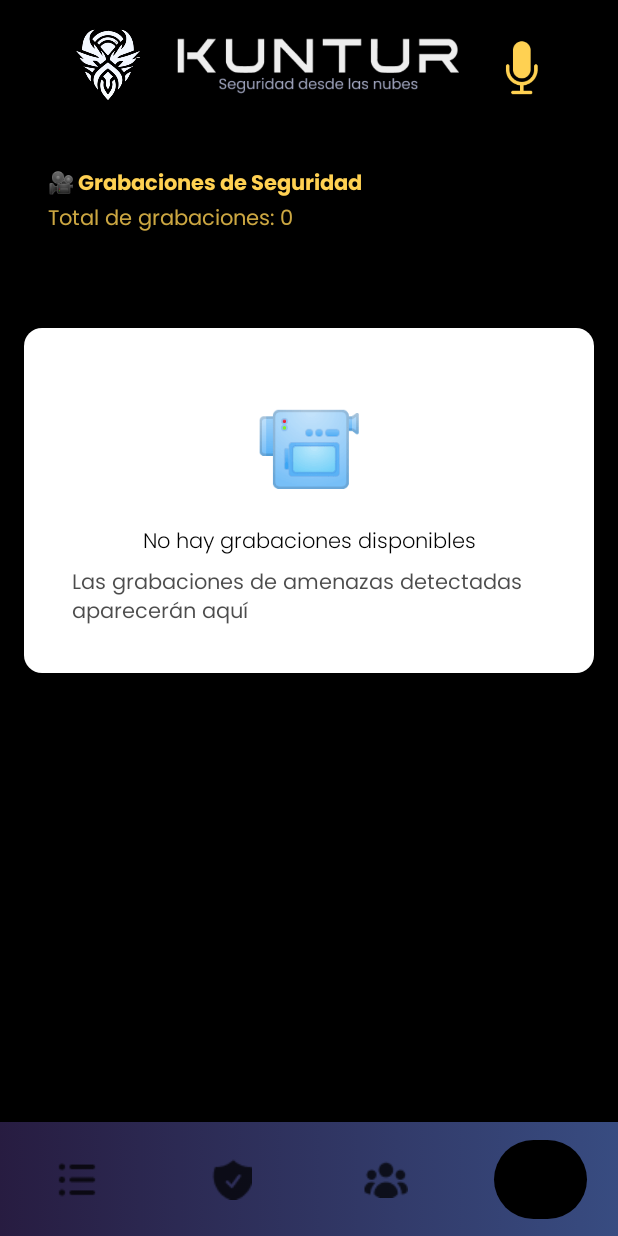
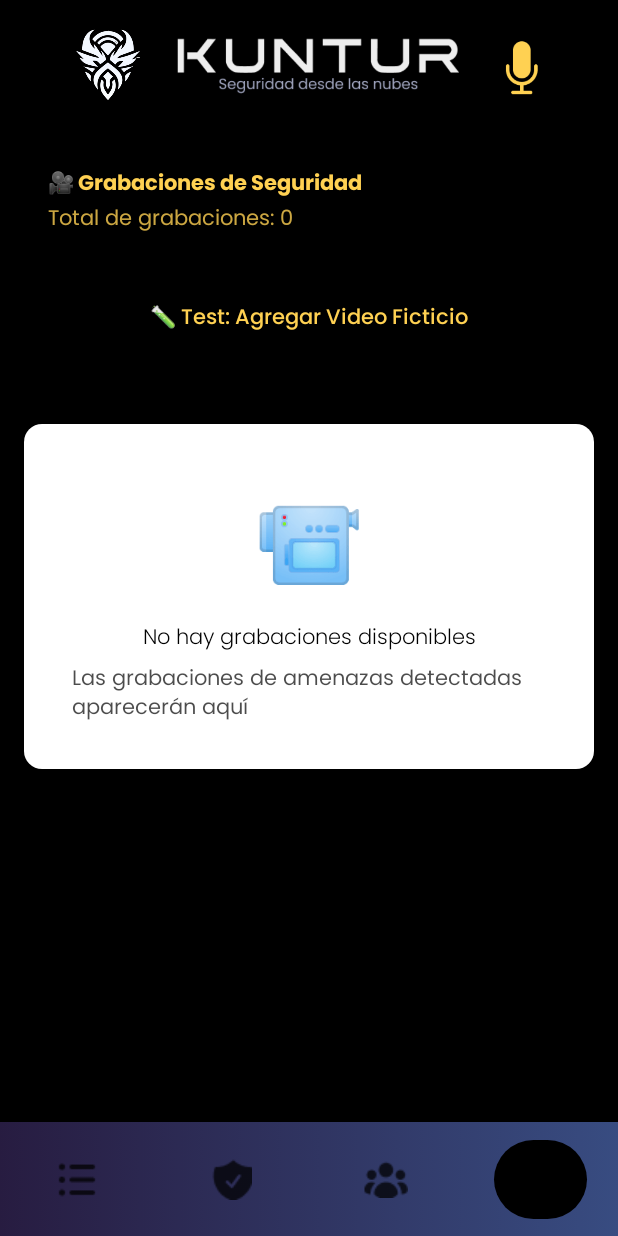
Before and after one commit to KartLinux/Kuntur_Detector_v3, an Android app built with Jetpack Compose: the MapPage screen opened through its navigation route, on a phone screen of 412 x 824 dp. Run offline under Robolectric (Android 15) with nearby library versions, the light colour scheme and no system bars; our stand-ins replace accompanist.

Commit message:
(Update): mejoras en el front HOME.

```diff
--- a/app/src/main/java/com/denicks21/speechandtext/navigation/NavGraph.kt
+++ b/app/src/main/java/com/denicks21/speechandtext/navigation/NavGraph.kt
@@ -18,6 +18,7 @@ import com.denicks21.speechandtext.screen.*
 import com.denicks21.speechandtext.ui.camera.CameraPreviewScreen
 import com.denicks21.speechandtext.ui.composables.AppBottomBar
 import com.denicks21.speechandtext.ui.composables.AppTopBar
+import com.denicks21.speechandtext.util.KunturLogger
 import com.denicks21.speechandtext.viewmodel.SpeechToTextViewModel
 import com.denicks21.speechandtext.viewmodel.VideoViewModel
 
@@ -31,6 +32,9 @@ fun NavGraph(
     viewModel: SpeechToTextViewModel
 ) {
     val videoViewModel: VideoViewModel = viewModel(LocalContext.current as MainActivity)
+
+    // Debug: Log video count on navigation changes
+    KunturLogger.d("NavGraph - VideoViewModel has ${videoViewModel.videos.size} videos", "NAV_GRAPH")
 
     Scaffold(
         topBar    = { AppTopBar() },
@@ -47,10 +51,13 @@ fun NavGraph(
                 composable(NavScreens.HomePage.route) {
                     // ▶ quien sí conoce el ViewModel lo inyecta aquí:
                     val vm: MainActivity = (LocalContext.current as MainActivity)
+                    val threatAnalysis by viewModel.threatAnalysis.collectAsState()
+
                     HomePage(
                         speechInputFlow = vm.speechInput,
                         isListening = listeningState.value,
                         isManualMode = viewModel.isManualMode,
+                        threatAnalysisResponse = threatAnalysis, // ✅ PASAR LA RESPUESTA DE AMENAZA
                         onToggleListening = {
                             if (listeningState.value) stopListening() else startListening()
                         },
--- a/app/src/main/java/com/denicks21/speechandtext/screen/HomePage.kt
+++ b/app/src/main/java/com/denicks21/speechandtext/screen/HomePage.kt
@@ -9,6 +9,9 @@ import androidx.compose.foundation.shape.RoundedCornerShape
 import androidx.compose.foundation.verticalScroll
 import androidx.compose.material.*
 import androidx.compose.runtime.Composable
+import androidx.compose.runtime.LaunchedEffect
+import androidx.compose.runtime.mutableStateOf
+import androidx.compose.runtime.remember
 import androidx.compose.ui.Alignment
 import androidx.compose.ui.Modifier
 import androidx.compose.ui.draw.clip
@@ -23,12 +26,13 @@ import androidx.compose.foundation.layout.BoxWithConstraints
 import androidx.compose.runtime.MutableState
 import androidx.compose.runtime.collectAsState
 import androidx.compose.runtime.getValue
+import androidx.compose.ui.text.font.FontWeight
 import androidx.compose.ui.unit.Dp
-import com.denicks21.speechandtext.ui.composables.AnalysisButton
 import com.denicks21.speechandtext.ui.composables.ModeSelectionCard
 import com.denicks21.speechandtext.viewmodel.Incident
 import com.denicks21.speechandtext.util.KunturLogger
 import com.denicks21.speechandtext.api.ThreatAnalysisResponse
+import kotlinx.coroutines.delay
 import kotlinx.coroutines.flow.StateFlow
 import kotlin.math.roundToInt
 
@@ -38,7 +42,7 @@ import kotlin.math.roundToInt
 // -----------------------
 
 // Niveles de transparencia
-private const val MAIN_CARD_ALPHA = 0.3f
+const val MAIN_CARD_ALPHA = 0.3f
 private const val METRIC_CARD_ALPHA = 0.3f
 
 // Radios redondeados
@@ -95,6 +99,35 @@ fun HomePage(
     // Texto limpio sin repeticiones
     val cleanSpeechInput = cleanRepeatedText(speechInput)
 
+    // Estado para el texto en tiempo real (últimas 3 frases)
+    val realTimeText = remember { mutableStateOf("") }
+
+    // Función para mantener solo las últimas frases
+    fun updateRealTimeText(newText: String) {
+        if (newText.isBlank()) {
+            realTimeText.value = ""
+            return
+        }
+
+        // Dividir en frases (por puntos, signos de exclamación, interrogación)
+        val sentences = newText.split(Regex("[.!?]+")).filter { it.isNotBlank() }
+
+        // Mantener solo las últimas 3 frases
+        val lastSentences = sentences.takeLast(3)
+        realTimeText.value = lastSentences.joinToString(". ").trim()
+    }
+
+    // Auto-borrado del texto en tiempo real (cada 10 segundos)
+    LaunchedEffect(cleanSpeechInput) {
+        updateRealTimeText(cleanSpeechInput)
+
+        // Si hay texto, programar borrado automático después de 10 segundos de inactividad
+        if (cleanSpeechInput.isNotBlank()) {
+            delay(10_000) // 10 segundos
+            realTimeText.value = ""
+        }
+    }
+
     // Con BoxWithConstraints leemos el alto real disponible
     BoxWithConstraints(
         modifier = Modifier
@@ -107,17 +140,17 @@ fun HomePage(
                     )
                 )
             )
-            .padding(16.dp)
+            .padding(12.dp)
     ) {
         val screenHeight = maxHeight
-        val mainCardMaxHeight = screenHeight * 0.45f    // hasta 40% de la pantalla
-        val metricRowHeight   = screenHeight * 0.25f   // 15% para la fila de métricas
+        val mainCardMaxHeight = screenHeight * 0.30f    // reducido a 30% de la pantalla
+        val metricRowHeight   = screenHeight * 0.20f   // reducido a 20% para la fila de métricas
 
         // Contenido desplazable, con padding bottom para no quedar oculto
         Column(
             modifier = Modifier
                 .fillMaxSize()
-                .padding(bottom = metricRowHeight + 22.dp) // evita overlape con métricas
+                .padding(bottom = metricRowHeight + 16.dp) // reducido padding
                 .verticalScroll(rememberScrollState()),
             verticalArrangement = Arrangement.Top,
             horizontalAlignment = Alignment.CenterHorizontally
@@ -125,7 +158,7 @@ fun HomePage(
             // — Ubicación —
             Row(
                 verticalAlignment = Alignment.CenterVertically,
-                modifier = Modifier.padding(top = 16.dp, bottom = 0.dp)
+                modifier = Modifier.padding(top = 8.dp, bottom = 4.dp) // reducido padding
             ) {
                 Icon(
                     painter = painterResource(id = R.drawable.ic_ubication),
@@ -153,7 +186,7 @@ fun HomePage(
                 Column(
                     modifier = Modifier
                         .fillMaxSize()
-                        .padding(24.dp),
+                        .padding(16.dp), // reducido padding
                     verticalArrangement = Arrangement.SpaceBetween,
                     horizontalAlignment = Alignment.CenterHorizontally
                 ) {
@@ -162,7 +195,7 @@ fun HomePage(
                             id = if (isListening) R.drawable.ic_kuntur_on else R.drawable.ic_kuntur_off
                         ),
                         contentDescription = null,
-                        modifier = Modifier.size(64.dp),
+                        modifier = Modifier.size(48.dp), // reducido tamaño
                         tint = Color.Unspecified
                     )
 
@@ -170,12 +203,12 @@ fun HomePage(
                     val statusColor = if (isListening) Color.Green else Color.Red
                     Text(
                         text = statusText,
-                        style = MaterialTheme.typography.h6,
+                        style = MaterialTheme.typography.subtitle1, // cambiado de h6 a subtitle1
                         color = statusColor,
                         textAlign = TextAlign.Center,
                         modifier = Modifier
                             .fillMaxWidth()
-                            .padding(vertical = 8.dp)
+                            .padding(vertical = 4.dp) // reducido padding
                     )
 
                     IconButton(
@@ -187,7 +220,7 @@ fun HomePage(
                             onToggleListening()
                         },
                         modifier = Modifier
-                            .size(128.dp)
+                            .size(80.dp) // reducido tamaño
                             .background(Color.Transparent, CircleShape)
                     ) {
                         Icon(
@@ -202,7 +235,7 @@ fun HomePage(
                 }
             }
 
-            Spacer(modifier = Modifier.height(0.dp))
+            Spacer(modifier = Modifier.height(6.dp)) // reducido espaciado
 
             // — Modo de operación (nuevo) —
             ModeSelectionCard(
@@ -216,47 +249,56 @@ fun HomePage(
                 }
             )
 
-            Spacer(modifier = Modifier.height(8.dp))
+            Spacer(modifier = Modifier.height(1.dp))
 
-            // — Texto transcrito —
+            // — Texto transcrito completo —
             Card(
                 modifier = Modifier
                     .fillMaxWidth()
-                    .padding(horizontal = 16.dp),
-                backgroundColor = MaterialTheme.colors.surface.copy(alpha = 0.9f),
-                shape = RoundedCornerShape(12.dp),
-                elevation = 2.dp
+                    .padding(horizontal = 10.dp),
+                backgroundColor = MaterialTheme.colors.surface.copy(alpha = 0.1f),
+                shape = RoundedCornerShape(8.dp),
+                elevation = 0.dp
             ) {
                 Column(
-                    modifier = Modifier.padding(16.dp)
+                    modifier = Modifier.padding(4.dp)
                 ) {
-                    Text(
-                        text = "Transcripción de Audio:",
-                        style = MaterialTheme.typography.subtitle2,
-                        color = MaterialTheme.colors.primary,
-                        modifier = Modifier.padding(bottom = 8.dp)
-                    )
-                    Text(
-                        text = if (cleanSpeechInput.isNotBlank()) cleanSpeechInput else "Aquí aparecerá tu texto...",
-                        style = MaterialTheme.typography.body1,
-                        color = MaterialTheme.colors.onSurface,
-                        modifier = Modifier.fillMaxWidth()
-                    )
+                    Row(
+                        verticalAlignment = Alignment.CenterVertically,
+                        modifier = Modifier.padding(bottom = 16.dp)
+                            .padding(horizontal = 4.dp, vertical = 4.dp) // reducido padding
+                    ) {
+                        Icon(
+                            painter = painterResource(id = R.drawable.ic_chart),
+                            contentDescription = "Transcripción",
+                            tint = MaterialTheme.colors.secondary,
+                            modifier = Modifier.size(10.dp)
+                        )
+                        Spacer(modifier = Modifier.width(6.dp))
+                        Text(
+                            text = "Transcripción:",
+                            style = MaterialTheme.typography.caption,
+                            color = MaterialTheme.colors.secondary,
+                            fontWeight = FontWeight.Medium
+                        )
+                    }
+
+                    Box(
+                        modifier = Modifier
+                            .fillMaxWidth()
+                            .padding(horizontal = 8.dp, vertical = 4.dp),
+                    ) {
+                        Text(
+                            text = if (cleanSpeechInput.isNotBlank()) cleanSpeechInput else "Kuntur a la acción...",
+                            style = MaterialTheme.typography.body2,
+                            color = MaterialTheme.colors.onSurface,
+                            modifier = Modifier.fillMaxWidth()
+                        )
+                    }
                 }
             }
 
-            Spacer(modifier = Modifier.height(8.dp))
-
-            // — Botón de análisis (solo visible en modo manual) —
-            if (isManualMode) {
-                AnalysisButton(
-                    onClick = {
-                        KunturLogger.logUIAction("Manual Analysis button pressed", "HOME_PAGE")
-                        onAnalyzeClicked()
-                    },
-                    enabled = cleanSpeechInput.isNotBlank()
-                )
-            }
+            Spacer(modifier = Modifier.height(1.dp))
         }
 
         // — Métricas fijas al fondo —
@@ -266,7 +308,7 @@ fun HomePage(
                 .height(metricRowHeight)
                 .align(Alignment.BottomCenter)
                 .padding(bottom = 0.dp),
-            horizontalArrangement = Arrangement.spacedBy(16.dp)
+            horizontalArrangement = Arrangement.spacedBy(20.dp)
         ) {
             // Botón de alerta en modo manual o card informativa en modo automático
             if (isManualMode) {
@@ -275,10 +317,10 @@ fun HomePage(
                     modifier = Modifier
                         .weight(1f)
                         .fillMaxHeight(),
-                    icon = painterResource(id = R.drawable.ic_notification),
+                    icon = painterResource(id = android.R.drawable.ic_menu_send),
                     label = "ALERTAR",
-                    value = "Activar alarma",
-                    cardAlpha = if (cleanSpeechInput.isNotBlank()) METRIC_CARD_ALPHA + 0.5f else METRIC_CARD_ALPHA,
+                    value = "Enviar análisis",
+                    cardAlpha = if (cleanSpeechInput.isNotBlank()) METRIC_CARD_ALPHA+ 0.5f else METRIC_CARD_ALPHA ,
                     cornerSize = METRIC_CARD_CORNER,
                     elevation = if (cleanSpeechInput.isNotBlank()) 3.dp else 0.dp,
                     isEnabled = cleanSpeechInput.isNotBlank(),
@@ -292,10 +334,11 @@ fun HomePage(
                 MetricCard(
                     modifier = Modifier
                         .weight(1f)
-                        .fillMaxHeight(),
+                        .fillMaxHeight()
+                        .size(LOCATION_ICON_SIZE),
                     icon = painterResource(id = R.drawable.ic_notification),
-                    label = "Alerta desabilitada",
-                    value = "no",
+                    label = "No aviable",
+                    value = "Alerta desabilitada",
                     cardAlpha = METRIC_CARD_ALPHA,
                     cornerSize = METRIC_CARD_CORNER,
                     elevation = 0.dp
@@ -365,9 +408,9 @@ private fun ActionableMetricCard(
             onClick = onClick
         ),
         backgroundColor = if (isEnabled)
-            MaterialTheme.colors.primary.copy(alpha = cardAlpha)
+            MaterialTheme.colors.primary.copy(alpha = cardAlpha+ 0.2f)
         else
-            MaterialTheme.colors.surface.copy(alpha = cardAlpha * 0.7f),
+            MaterialTheme.colors.surface.copy(alpha = cardAlpha),
         shape = RoundedCornerShape(cornerSize),
         elevation = if (isEnabled) elevation else 0.dp
     ) {
@@ -382,26 +425,26 @@ private fun ActionableMetricCard(
                 painter = icon,
                 contentDescription = null,
                 tint = if (isEnabled)
-                    MaterialTheme.colors.onPrimary
+                    MaterialTheme.colors.onSurface
                 else
-                    MaterialTheme.colors.onSurface.copy(alpha = 0.6f)
+                    MaterialTheme.colors.onPrimary.copy(alpha = 1f)
             )
             Text(
                 text = label,
                 style = MaterialTheme.typography.caption.copy(
                     color = if (isEnabled)
-                        MaterialTheme.colors.onPrimary
+                        MaterialTheme.colors.onSurface
                     else
-                        MaterialTheme.colors.onSurface.copy(alpha = 0.6f)
+                        MaterialTheme.colors.onPrimary.copy(alpha = 0.6f)
                 )
             )
             Text(
                 text = value,
                 style = MaterialTheme.typography.subtitle1.copy(
                     color = if (isEnabled)
-                        MaterialTheme.colors.onPrimary
+                        MaterialTheme.colors.onSurface
                     else
-                        MaterialTheme.colors.onSurface.copy(alpha = 0.6f)
+                        MaterialTheme.colors.onPrimary.copy(alpha = 0.6f)
                 )
             )
         }
@@ -431,7 +474,7 @@ private fun ThreatAnalysisCard(
         Column(
             modifier = Modifier
                 .fillMaxSize()
-                .padding(12.dp),
+                .padding(4.dp),
             verticalArrangement = Arrangement.SpaceEvenly,
             horizontalAlignment = Alignment.CenterHorizontally
         ) {
@@ -453,28 +496,28 @@ private fun ThreatAnalysisCard(
 
                 // Palabra clave
                 Text(
-                    text = "Palabra:",
+                    text = "Estado:",
                     style = MaterialTheme.typography.caption,
                     color = MaterialTheme.colors.onSurface
                 )
                 Text(
-                    text = threatAnalysis.keyword.ifEmpty { "N/A" },
+                    text = if (isThreat) "AMENAZA" else "SEGURO",
                     style = MaterialTheme.typography.subtitle2,
-                    color = MaterialTheme.colors.onSurface,
+                    color = if (isThreat) Color.Red else Color.Green,
                     textAlign = TextAlign.Center
                 )
 
                 // Estado de amenaza
                 Text(
-                    text = if (isThreat) "AMENAZA" else "SEGURO",
+                    text = threatAnalysis.keyword.ifEmpty { "N/A" },
                     style = MaterialTheme.typography.caption,
-                    color = if (isThreat) Color.Red else Color.Green
+                    color = MaterialTheme.colors.onSurface,
                 )
             } else {
                 Icon(
                     painter = painterResource(id = R.drawable.ic_chart),
                     contentDescription = null,
-                    tint = MaterialTheme.colors.onSurface.copy(alpha = 0.6f)
+                    tint = MaterialTheme.colors.onSurface.copy(alpha = 0.9f)
                 )
                 Text(
                     text = "Análisis",
--- a/app/src/main/java/com/denicks21/speechandtext/screen/MapPage.kt
+++ b/app/src/main/java/com/denicks21/speechandtext/screen/MapPage.kt
@@ -26,6 +26,12 @@ import java.util.*
 fun MapPage(navController: NavHostController, videoViewModel: VideoViewModel) {
     val videos = videoViewModel.videos
     val context = LocalContext.current
+
+    // Debug: Log videos on every recomposition
+    KunturLogger.d("MapPage recomposed - Total videos: ${videos.size}", "MAP_PAGE")
+    videos.forEachIndexed { index, video ->
+        KunturLogger.d("Video $index: ${video.name} - ${video.uri}", "MAP_PAGE")
+    }
 
     Surface(
         modifier = Modifier.fillMaxSize(),
@@ -59,6 +65,20 @@ fun MapPage(navController: NavHostController, videoViewModel: VideoViewModel) {
                         color = MaterialTheme.colors.onPrimary.copy(alpha = 0.8f)
                     )
                 }
+            }
+
+            Spacer(modifier = Modifier.height(16.dp))
+
+            // Botón de test para debugging
+            Button(
+                onClick = {
+                    KunturLogger.d("Test button pressed - Adding dummy video", "MAP_PAGE")
+                    val testUri = "content://media/external/video/media/test_${System.currentTimeMillis()}"
+                    videoViewModel.addVideo(testUri)
+                },
+                modifier = Modifier.fillMaxWidth()
+            ) {
+                Text("🧪 Test: Agregar Video Ficticio")
             }
 
             Spacer(modifier = Modifier.height(16.dp))
--- a/app/src/main/java/com/denicks21/speechandtext/ui/composables/AppComponents.kt
+++ b/app/src/main/java/com/denicks21/speechandtext/ui/composables/AppComponents.kt
@@ -1,6 +1,7 @@
 package com.denicks21.speechandtext.ui.composables
 
 import androidx.compose.foundation.layout.*
+import androidx.compose.foundation.shape.RoundedCornerShape
 import androidx.compose.material.*
 import androidx.compose.material.icons.Icons
 import androidx.compose.material.icons.filled.ArrowBack
@@ -16,6 +17,8 @@ import androidx.navigation.NavDestination.Companion.hierarchy
 import androidx.navigation.NavGraph.Companion.findStartDestination
 import androidx.navigation.compose.currentBackStackEntryAsState
 import com.denicks21.speechandtext.navigation.NavScreens
+import com.denicks21.speechandtext.screen.MAIN_CARD_ALPHA
+
 
 
 @Composable
@@ -26,8 +29,10 @@ fun ModeSelectionCard(
     Card(
         modifier = Modifier
             .fillMaxWidth()
-            .padding(16.dp),
-        elevation = 4.dp
+            .padding(10.dp),
+        elevation = 0.dp,
+        backgroundColor = MaterialTheme.colors.surface.copy(alpha = MAIN_CARD_ALPHA),
+        shape = RoundedCornerShape(8.dp), // reducido corner radius
     ) {
         Column(modifier = Modifier.padding(16.dp)) {
             Text(
@@ -35,7 +40,7 @@ fun ModeSelectionCard(
                 style = MaterialTheme.typography.subtitle1
             )
 
-            Spacer(modifier = Modifier.height(8.dp))
+            Spacer(modifier = Modifier.height(0.dp))
 
             Row(
                 modifier = Modifier.fillMaxWidth(),
@@ -57,7 +62,7 @@ fun ModeSelectionCard(
                 )
             }
 
-            Spacer(modifier = Modifier.height(4.dp))
+            Spacer(modifier = Modifier.height(0.dp))
 
             Text(
                 text = if (isManualMode)
@@ -69,19 +74,3 @@ fun ModeSelectionCard(
         }
     }
 }
-
-@Composable
-fun AnalysisButton(
-    onClick: () -> Unit,
-    enabled: Boolean = true
-) {
-    Button(
-        onClick = onClick,
-        enabled = enabled,
-        modifier = Modifier
-            .fillMaxWidth()
-            .padding(horizontal = 16.dp, vertical = 8.dp),
-    ) {
-        Text(text = "Analizar texto")
-    }
-}
```
